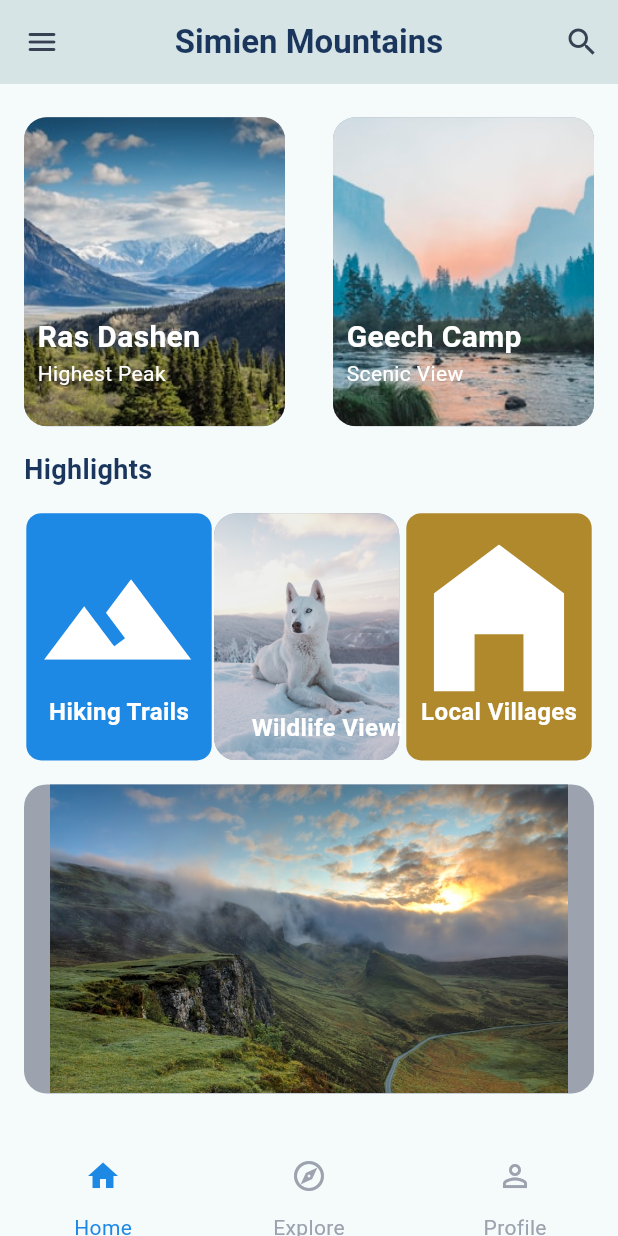
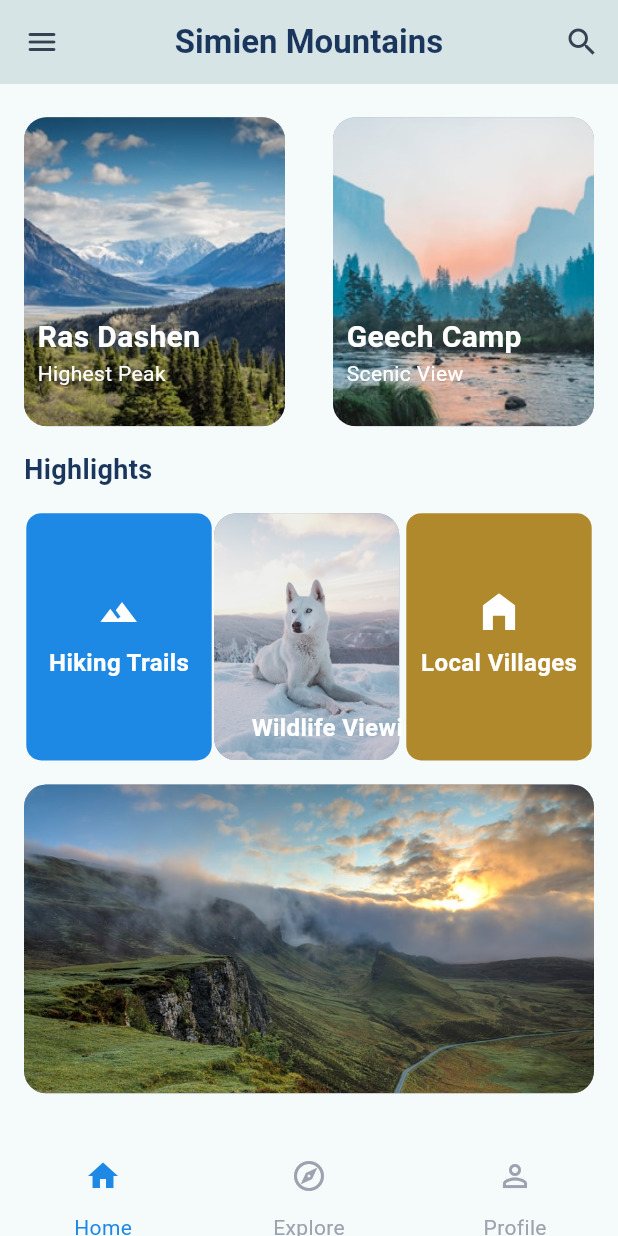
Before and after one commit to yoditgirma/flutter_task6_tourapp, a Flutter app: the screen it shows after launch, scrolled down 365 dp, on a phone screen of 412 x 824 dp. Run offline on Flutter 3.47's test engine with Material 3 defaults, Android fonts, the phone set to English and light mode, and no system bars; our stand-ins replace flutter_svg.

Commit message:
fixing home page

```diff
--- a/lib/pages/home_screen.dart
+++ b/lib/pages/home_screen.dart
@@ -162,7 +162,10 @@ class HomeScreen extends StatelessWidget {
                 decoration: BoxDecoration(
                   borderRadius: BorderRadius.circular(15),
                   color: downIconColor,
-                  image: DecorationImage(image: AssetImage("images/land.jpg")),
+                  image: DecorationImage(
+                    image: AssetImage("images/land.jpg"),
+                    fit: BoxFit.cover,
+                  ),
                 ),
               ),
             ),
--- a/lib/reused.dart
+++ b/lib/reused.dart
@@ -100,7 +100,8 @@ class HighlightCards extends StatelessWidget {
           mainAxisSize: MainAxisSize.min,
           mainAxisAlignment: MainAxisAlignment.center,
           children: [
-            SvgPicture.asset(img, width: 100, height: 100),
+            SvgPicture.asset(img, width: 25, height: 25),
+            SizedBox(height: 10),
             Text(
               text,
               style: TextStyle(
```
